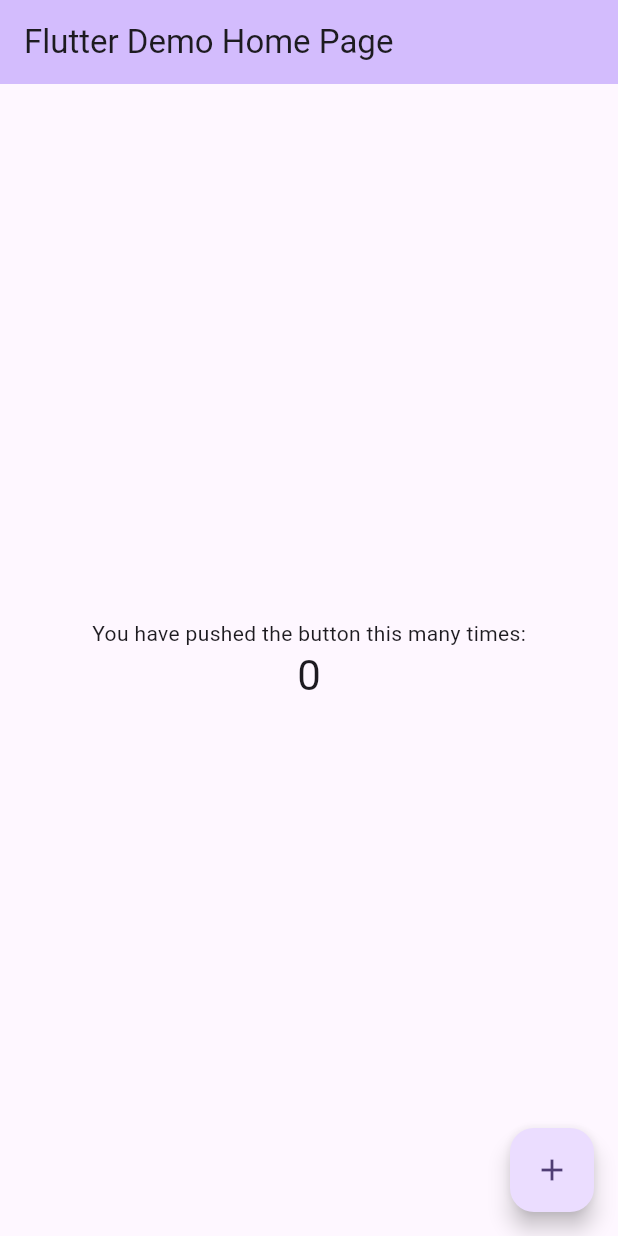
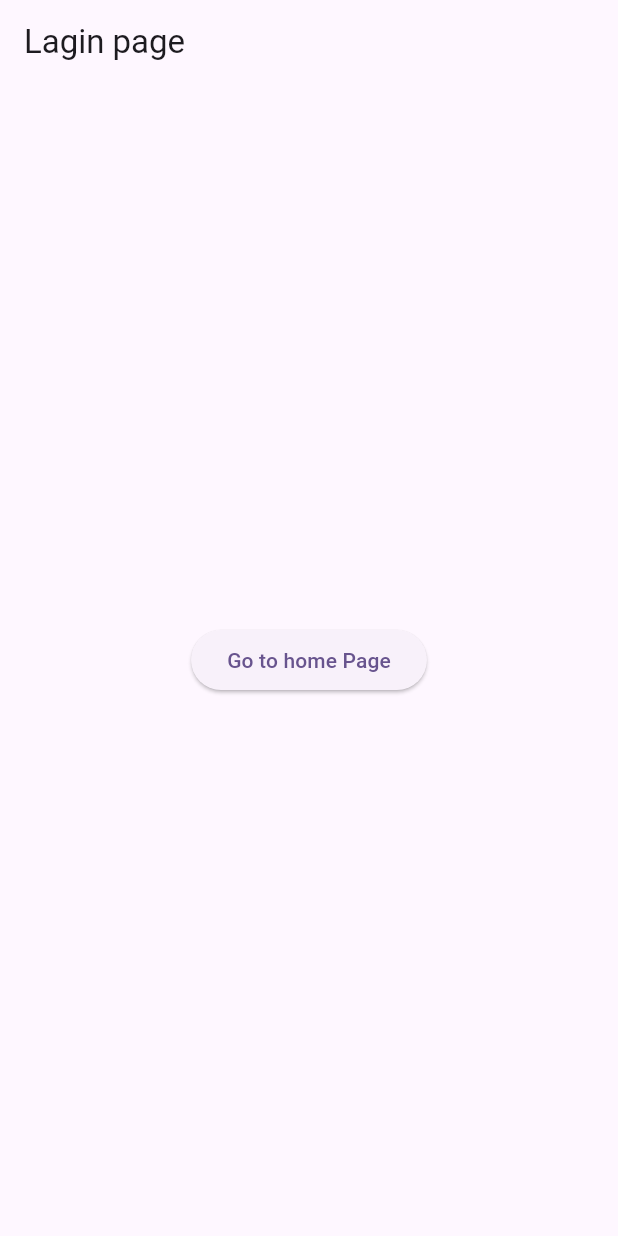
Before and after one commit to laurenSalomon/Plateforme_collaborative_academique, a Flutter app: the screen it shows after launch, on a phone screen of 412 x 824 dp. Run offline on Flutter 3.47's test engine with Material 3 defaults, Android fonts, the phone set to English and light mode, and no system bars.

Commit message:
envoie de Ng

```diff
--- /dev/null
+++ b/lib/Login.dart
@@ -0,0 +1,26 @@
+import 'package:flutter/material.dart';
+import 'route.dart' as route;
+
+class Login extends StatefulWidget {
+  const Login({super.key});
+
+  @override
+  State<Login> createState() => _LoginState();
+}
+
+class _LoginState extends State<Login> {
+  @override
+  Widget build(BuildContext context) {
+    return Scaffold(
+      appBar: AppBar(
+        title: Text('Lagin page'),
+      ),
+      body: Center(
+        child: ElevatedButton(
+          child: Text('Go to home Page'),
+          onPressed: () => Navigator.pushNamed(context, route.homePages),
+        ),
+      ),
+    );
+  }
+}
--- a/lib/main.dart
+++ b/lib/main.dart
@@ -1,4 +1,5 @@
 import 'package:flutter/material.dart';
+import 'route.dart' as route;
 
 void main() {
   runApp(const MyApp());
@@ -13,113 +14,11 @@
     return MaterialApp(
       title: 'Flutter Demo',
       theme: ThemeData(
-        // This is the theme of your application.
-        //
-        // TRY THIS: Try running your application with "flutter run". You'll see
-        // the application has a purple toolbar. Then, without quitting the app,
-        // try changing the seedColor in the colorScheme below to Colors.green
-        // and then invoke "hot reload" (save your changes or press the "hot
-        // reload" button in a Flutter-supported IDE, or press "r" if you used
-        // the command line to start the app).
-        //
-        // Notice that the counter didn't reset back to zero; the application
-        // state is not lost during the reload. To reset the state, use hot
-        // restart instead.
-        //
-        // This works for code too, not just values: Most code changes can be
-        // tested with just a hot reload.
         colorScheme: ColorScheme.fromSeed(seedColor: Colors.deepPurple),
         useMaterial3: true,
       ),
-      home: const MyHomePage(title: 'Flutter Demo Home Page'),
+      onGenerateRoute: route.controller,
+        initialRoute: route.loginPage,
     );
   }
 }
-
-class MyHomePage extends StatefulWidget {
-  const MyHomePage({super.key, required this.title});
-
-  // This widget is the home page of your application. It is stateful, meaning
-  // that it has a State object (defined below) that contains fields that affect
-  // how it looks.
-
-  // This class is the configuration for the state. It holds the values (in this
-  // case the title) provided by the parent (in this case the App widget) and
-  // used by the build method of the State. Fields in a Widget subclass are
-  // always marked "final".
-
-  final String title;
-
-  @override
-  State<MyHomePage> createState() => _MyHomePageState();
-}
-
-class _MyHomePageState extends State<MyHomePage> {
-  int _counter = 0;
-
-  void _incrementCounter() {
-    setState(() {
-      // This call to setState tells the Flutter framework that something has
-      // changed in this State, which causes it to rerun the build method below
-      // so that the display can reflect the updated values. If we changed
-      // _counter without calling setState(), then the build method would not be
-      // called again, and so nothing would appear to happen.
-      _counter++;
-    });
-  }
-
-  @override
-  Widget build(BuildContext context) {
-    // This method is rerun every time setState is called, for instance as done
-    // by the _incrementCounter method above.
-    //
-    // The Flutter framework has been optimized to make rerunning build methods
-    // fast, so that you can just rebuild anything that needs updating rather
-    // than having to individually change instances of widgets.
-    return Scaffold(
-      appBar: AppBar(
-        // TRY THIS: Try changing the color here to a specific color (to
-        // Colors.amber, perhaps?) and trigger a hot reload to see the AppBar
-        // change color while the other colors stay the same.
-        backgroundColor: Theme.of(context).colorScheme.inversePrimary,
-        // Here we take the value from the MyHomePage object that was created by
-        // the App.build method, and use it to set our appbar title.
-        title: Text(widget.title),
-      ),
-      body: Center(
-        // Center is a layout widget. It takes a single child and positions it
-        // in the middle of the parent.
-        child: Column(
-          // Column is also a layout widget. It takes a list of children and
-          // arranges them vertically. By default, it sizes itself to fit its
-          // children horizontally, and tries to be as tall as its parent.
-          //
-          // Column has various properties to control how it sizes itself and
-          // how it positions its children. Here we use mainAxisAlignment to
-          // center the children vertically; the main axis here is the vertical
-          // axis because Columns are vertical (the cross axis would be
-          // horizontal).
-          //
-          // TRY THIS: Invoke "debug painting" (choose the "Toggle Debug Paint"
-          // action in the IDE, or press "p" in the console), to see the
-          // wireframe for each widget.
-          mainAxisAlignment: MainAxisAlignment.center,
-          children: <Widget>[
-            const Text(
-              'You have pushed the button this many times:',
-            ),
-            Text(
-              '$_counter',
-              style: Theme.of(context).textTheme.headlineMedium,
-            ),
-          ],
-        ),
-      ),
-      floatingActionButton: FloatingActionButton(
-        onPressed: _incrementCounter,
-        tooltip: 'Increment',
-        child: const Icon(Icons.add),
-      ), // This trailing comma makes auto-formatting nicer for build methods.
-    );
-  }
-}
--- /dev/null
+++ b/lib/route.dart
@@ -0,0 +1,29 @@
+import 'package:flutter/material.dart';
+
+import 'package:whatsappecole/Login.dart';
+import 'Register.dart';
+import 'Splashscreen.dart';
+import 'HomePage.dart';
+
+// route Names
+const String loginPage = 'Login';
+const String homePages = 'HomePage';
+const String splash = 'splashscreen';
+const String register = 'Register';
+
+//Controle des routes
+
+Route<dynamic> controller(RouteSettings setting){
+  switch(setting.name){
+    case loginPage:
+      return MaterialPageRoute(builder: (context)=> Login());
+    case homePages:
+      return MaterialPageRoute(builder: (context)=> HomePage());
+    case splash:
+      return MaterialPageRoute(builder: (context)=> Splashscreen());
+    case register:
+      return MaterialPageRoute(builder: (context)=> Register());
+    default:
+      throw('cette route n existe pas');
+  }
+}
--- a/pubspec.yaml
+++ b/pubspec.yaml
@@ -35,6 +35,8 @@ dependencies:
   # The following adds the Cupertino Icons font to your application.
   # Use with the CupertinoIcons class for iOS style icons.
   cupertino_icons: ^1.0.6
+  http: ^1.1.0
+  dio: ^4.0.0
 
 dev_dependencies:
   flutter_test:
```
Also changed, not shown: lib/HomePage.dart (added, +26 -0 lines), lib/Register.dart (added, +26 -0 lines), lib/Splashscreen.dart (added, +26 -0 lines), 1 other file.
